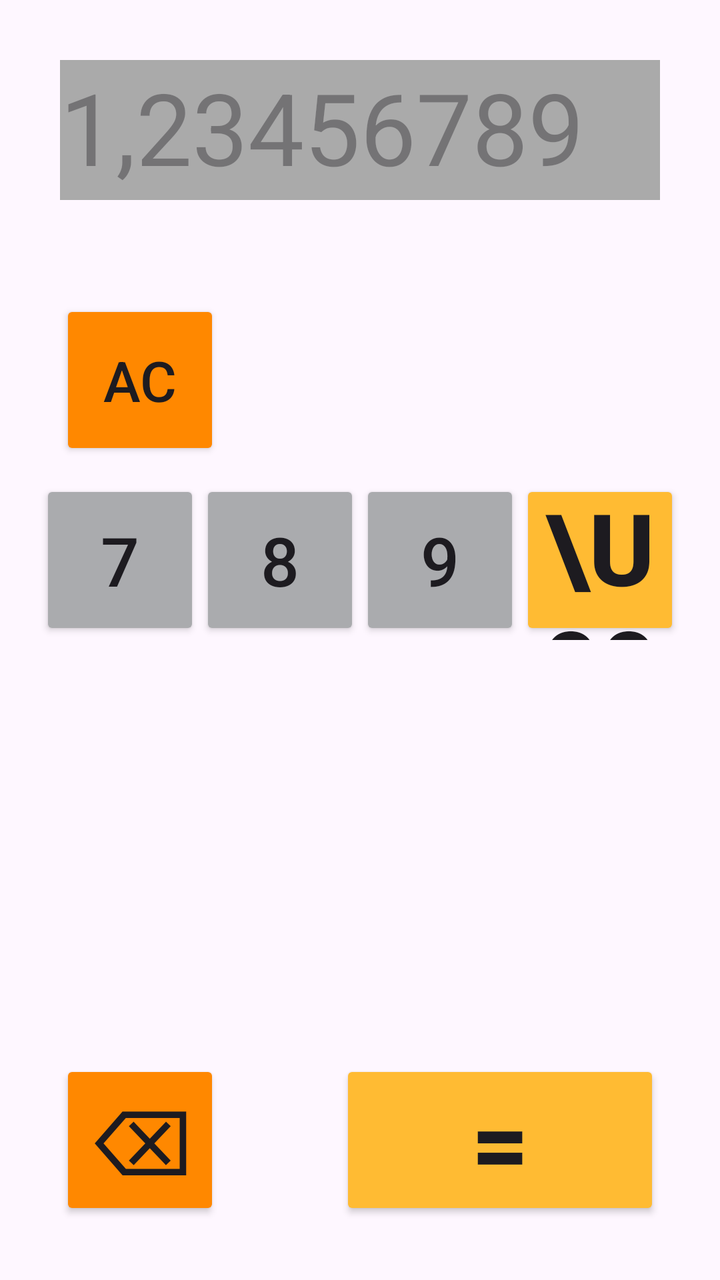
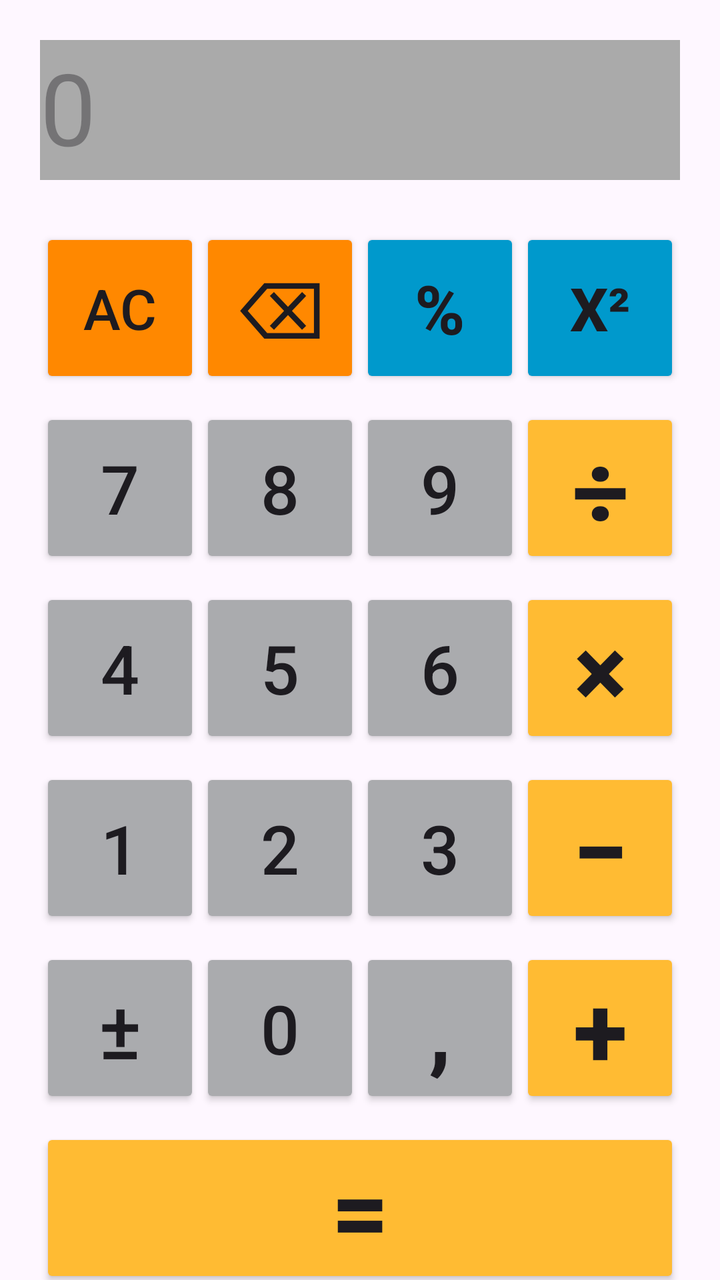

Before-and-after screenshots of an Android layout around one commit, followed by the original layout XML and the change that was made.
<!-- AndroidManifest.xml: application theme Theme.Calculadora26 -->
<!-- res/layout/activity_main.xml -->
<?xml version="1.0" encoding="utf-8"?>
<androidx.constraintlayout.widget.ConstraintLayout xmlns:android="http://schemas.android.com/apk/res/android"
    xmlns:app="http://schemas.android.com/apk/res-auto"
    xmlns:tools="http://schemas.android.com/tools"
    android:id="@+id/main"
    android:layout_width="match_parent"
    android:layout_height="match_parent"
    android:onClick="onClickNumero"
    tools:context=".MainActivity">

    <TextView
        android:id="@+id/tvVisor"
        android:layout_width="0dp"
        android:layout_height="70dp"
        android:layout_marginStart="30dp"
        android:layout_marginTop="30dp"
        android:layout_marginEnd="30dp"
        android:background="@android:color/darker_gray"
        android:textAlignment="textEnd"
        android:text="1,23456789"
        android:textSize="50sp"
        android:enabled="false"
        app:layout_constraintEnd_toEndOf="parent"
        app:layout_constraintStart_toStartOf="parent"
        app:layout_constraintTop_toTopOf="parent" />

    <Button
        android:id="@+id/bAC"
        android:layout_width="80dp"
        android:layout_height="80dp"
        android:layout_marginStart="30dp"
        android:layout_marginTop="50dp"
        android:backgroundTint="@android:color/holo_orange_dark"
        android:onClick="onClickAC"
        android:textSize="28sp"
        android:padding="0dp"
        android:text="AC"
        app:layout_constraintHorizontal_chainStyle="spread_inside"
        app:layout_constraintStart_toStartOf="parent"
        app:layout_constraintTop_toBottomOf="@+id/tvVisor" />

    
        <Button
            android:id="@+id/b7"
            android:layout_width="80dp"
            android:layout_height="80dp"
            android:layout_marginStart="30dp"
            android:layout_marginTop="10dp"
            android:backgroundTint="@color/material_dynamic_neutral70"
            android:onClick="onClickNumero"
            android:text="7"
            android:textSize="34sp"
            app:layout_constraintEnd_toStartOf="@+id/b8"
            app:layout_constraintHorizontal_chainStyle="spread_inside"
            app:layout_constraintStart_toStartOf="parent"
            app:layout_constraintTop_toBottomOf="@+id/bAC" />
            

    <Button
        android:id="@+id/b8"
        android:layout_width="80dp"
        android:layout_height="80dp"
        android:layout_marginTop="10dp"
        android:backgroundTint="@color/material_dynamic_neutral70"
        android:onClick="onClickNumero"
        android:text="8"
        android:textSize="34sp"
        app:layout_constraintEnd_toStartOf="@+id/b9"
        app:layout_constraintStart_toEndOf="@+id/b7"
        app:layout_constraintTop_toBottomOf="@+id/bAC" />

    <Button
        android:id="@+id/b9"
        android:layout_width="80dp"
        android:layout_height="80dp"
        android:layout_marginTop="10dp"
        android:backgroundTint="@color/material_dynamic_neutral70"
        android:onClick="onClickNumero"
        android:text="9"
        android:textSize="34sp"
        app:layout_constraintEnd_toStartOf="@+id/bMul"
        app:layout_constraintStart_toEndOf="@+id/b8"
        app:layout_constraintTop_toBottomOf="@+id/bAC" />

    <Button
        android:id="@+id/bMul"
        android:layout_width="80dp"
        android:layout_height="80dp"
        android:layout_marginTop="10dp"
        android:layout_marginEnd="30dp"
        android:backgroundTint="@android:color/holo_orange_light"
        android:onClick="onClickOperacao"
        android:padding="0dp"
        android:text="\u00D7"
        android:textSize="50sp"
        android:textStyle="bold"
        app:layout_constraintEnd_toEndOf="parent"
        app:layout_constraintStart_toEndOf="@+id/b9"
        app:layout_constraintTop_toBottomOf="@+id/bAC" />
        
        

    <Button
        android:id="@+id/bIgual"
        android:layout_width="160dp"
        android:layout_height="80dp"
        android:layout_marginEnd="30dp"
        android:layout_marginBottom="30dp"
        android:backgroundTint="@android:color/holo_orange_light"
        android:onClick="onClickIgual"
        android:padding="0dp"
        android:text="@string/btn_igual"
        android:textSize="50sp"
        android:textStyle="bold"
        app:layout_constraintBottom_toBottomOf="parent"
        app:layout_constraintEnd_toEndOf="parent" />

    <Button
        android:id="@+id/bBackSpace"
        android:layout_width="80dp"
        android:layout_height="80dp"
        android:layout_marginStart="30dp"
        android:layout_marginBottom="30dp"
        android:backgroundTint="@android:color/holo_orange_dark"
        android:onClick="onClickBackSpace"
        android:padding="0dp"
        android:text="@string/btn_backspace"
        android:textSize="46sp"
        app:layout_constraintBottom_toBottomOf="parent"
        app:layout_constraintStart_toStartOf="parent" />

</androidx.constraintlayout.widget.ConstraintLayout>
<!-- resources referenced by this layout -->
<resources>
  <string name="btn_backspace">⌫</string>
  <string name="btn_igual">=</string>
  <style name="Theme.Calculadora26" parent="Base.Theme.Calculadora26" />
  <style name="Base.Theme.Calculadora26" parent="Theme.Material3.DayNight.NoActionBar">
          
          
      </style>
</resources>

<!-- the commit's change to res/layout/activity_main.xml (unified diff, before → after) -->
@@ -5,56 +5,109 @@
     android:id="@+id/main"
     android:layout_width="match_parent"
     android:layout_height="match_parent"
-    android:onClick="onClickNumero"
     tools:context=".MainActivity">
 
+    
     <TextView
         android:id="@+id/tvVisor"
         android:layout_width="0dp"
         android:layout_height="70dp"
-        android:layout_marginStart="30dp"
-        android:layout_marginTop="30dp"
-        android:layout_marginEnd="30dp"
+        android:layout_marginStart="20dp"
+        android:layout_marginTop="20dp"
+        android:layout_marginEnd="20dp"
         android:background="@android:color/darker_gray"
+        android:enabled="false"
+        android:maxLines="1"
         android:textAlignment="textEnd"
-        android:text="1,23456789"
-        android:textSize="50sp"
-        android:enabled="false"
+        android:text="0"
+        android:textSize="50sp"
+        app:autoSizeTextType="uniform"
+        app:autoSizeMinTextSize="20sp"
+        app:autoSizeMaxTextSize="50sp"
         app:layout_constraintEnd_toEndOf="parent"
         app:layout_constraintStart_toStartOf="parent"
         app:layout_constraintTop_toTopOf="parent" />
-
+    
+
+    
     <Button
         android:id="@+id/bAC"
         android:layout_width="80dp"
         android:layout_height="80dp"
-        android:layout_marginStart="30dp"
-        android:layout_marginTop="50dp"
+        android:layout_marginStart="20dp"
+        android:layout_marginTop="24dp"
         android:backgroundTint="@android:color/holo_orange_dark"
         android:onClick="onClickAC"
+        android:padding="0dp"
+        android:text="@string/btn_ac"
         android:textSize="28sp"
-        android:padding="0dp"
-        android:text="AC"
+        app:layout_constraintEnd_toStartOf="@+id/bBackSpace"
         app:layout_constraintHorizontal_chainStyle="spread_inside"
         app:layout_constraintStart_toStartOf="parent"
         app:layout_constraintTop_toBottomOf="@+id/tvVisor" />
-
-    
-        <Button
-            android:id="@+id/b7"
-            android:layout_width="80dp"
-            android:layout_height="80dp"
-            android:layout_marginStart="30dp"
-            android:layout_marginTop="10dp"
-            android:backgroundTint="@color/material_dynamic_neutral70"
-            android:onClick="onClickNumero"
-            android:text="7"
-            android:textSize="34sp"
-            app:layout_constraintEnd_toStartOf="@+id/b8"
-            app:layout_constraintHorizontal_chainStyle="spread_inside"
-            app:layout_constraintStart_toStartOf="parent"
-            app:layout_constraintTop_toBottomOf="@+id/bAC" />
-            
+    
+
+    <Button
+        android:id="@+id/bBackSpace"
+        android:layout_width="80dp"
+        android:layout_height="80dp"
+        android:layout_marginTop="24dp"
+        android:backgroundTint="@android:color/holo_orange_dark"
+        android:onClick="onClickBackSpace"
+        android:padding="0dp"
+        android:text="@string/btn_backspace"
+        android:textSize="40sp"
+        app:layout_constraintEnd_toStartOf="@+id/bPorcento"
+        app:layout_constraintStart_toEndOf="@+id/bAC"
+        app:layout_constraintTop_toBottomOf="@+id/tvVisor" />
+
+    <Button
+        android:id="@+id/bPorcento"
+        android:layout_width="80dp"
+        android:layout_height="80dp"
+        android:layout_marginTop="24dp"
+        android:backgroundTint="@android:color/holo_blue_dark"
+        android:onClick="onClickOperacao"
+        android:padding="0dp"
+        android:text="@string/btn_porcento"
+        android:textSize="34sp"
+        android:textStyle="bold"
+        app:layout_constraintEnd_toStartOf="@+id/bQuadrado"
+        app:layout_constraintStart_toEndOf="@+id/bBackSpace"
+        app:layout_constraintTop_toBottomOf="@+id/tvVisor" />
+    
+
+    <Button
+        android:id="@+id/bQuadrado"
+        android:layout_width="80dp"
+        android:layout_height="80dp"
+        android:layout_marginTop="24dp"
+        android:layout_marginEnd="20dp"
+        android:backgroundTint="@android:color/holo_blue_dark"
+        android:onClick="onClickEspecialUnaria"
+        android:padding="0dp"
+        android:text="@string/btn_quadrado"
+        android:textSize="30sp"
+        android:textStyle="bold"
+        app:layout_constraintEnd_toEndOf="parent"
+        app:layout_constraintStart_toEndOf="@+id/bPorcento"
+        app:layout_constraintTop_toBottomOf="@+id/tvVisor" />
+
+    
+    <Button
+        android:id="@+id/b7"
+        android:layout_width="80dp"
+        android:layout_height="80dp"
+        android:layout_marginStart="20dp"
+        android:layout_marginTop="10dp"
+        android:backgroundTint="@color/material_dynamic_neutral70"
+        android:onClick="onClickNumero"
+        android:text="@string/btn_7"
+        android:textSize="34sp"
+        app:layout_constraintEnd_toStartOf="@+id/b8"
+        app:layout_constraintHorizontal_chainStyle="spread_inside"
+        app:layout_constraintStart_toStartOf="parent"
+        app:layout_constraintTop_toBottomOf="@+id/bAC" />
 
     <Button
         android:id="@+id/b8"
@@ -63,7 +116,7 @@
         android:layout_marginTop="10dp"
         android:backgroundTint="@color/material_dynamic_neutral70"
         android:onClick="onClickNumero"
-        android:text="8"
+        android:text="@string/btn_8"
         android:textSize="34sp"
         app:layout_constraintEnd_toStartOf="@+id/b9"
         app:layout_constraintStart_toEndOf="@+id/b7"
@@ -76,57 +129,222 @@
         android:layout_marginTop="10dp"
         android:backgroundTint="@color/material_dynamic_neutral70"
         android:onClick="onClickNumero"
-        android:text="9"
-        android:textSize="34sp"
-        app:layout_constraintEnd_toStartOf="@+id/bMul"
+        android:text="@string/btn_9"
+        android:textSize="34sp"
+        app:layout_constraintEnd_toStartOf="@+id/bDiv"
         app:layout_constraintStart_toEndOf="@+id/b8"
         app:layout_constraintTop_toBottomOf="@+id/bAC" />
 
     <Button
-        android:id="@+id/bMul"
-        android:layout_width="80dp"
-        android:layout_height="80dp"
-        android:layout_marginTop="10dp"
-        android:layout_marginEnd="30dp"
-        android:backgroundTint="@android:color/holo_orange_light"
-        android:onClick="onClickOperacao"
-        android:padding="0dp"
-        android:text="\u00D7"
+        android:id="@+id/bDiv"
+        android:layout_width="80dp"
+        android:layout_height="80dp"
+        android:layout_marginTop="10dp"
+        android:layout_marginEnd="20dp"
+        android:backgroundTint="@android:color/holo_orange_light"
+        android:onClick="onClickOperacao"
+        android:padding="0dp"
+        android:text="@string/btn_divisao"
         android:textSize="50sp"
         android:textStyle="bold"
         app:layout_constraintEnd_toEndOf="parent"
         app:layout_constraintStart_toEndOf="@+id/b9"
         app:layout_constraintTop_toBottomOf="@+id/bAC" />
-        
-        
-
+
+    
+    <Button
+        android:id="@+id/b4"
+        android:layout_width="80dp"
+        android:layout_height="80dp"
+        android:layout_marginStart="20dp"
+        android:layout_marginTop="10dp"
+        android:backgroundTint="@color/material_dynamic_neutral70"
+        android:onClick="onClickNumero"
+        android:text="@string/btn_4"
+        android:textSize="34sp"
+        app:layout_constraintEnd_toStartOf="@+id/b5"
+        app:layout_constraintHorizontal_chainStyle="spread_inside"
+        app:layout_constraintStart_toStartOf="parent"
+        app:layout_constraintTop_toBottomOf="@+id/b7" />
+
+    <Button
+        android:id="@+id/b5"
+        android:layout_width="80dp"
+        android:layout_height="80dp"
+        android:layout_marginTop="10dp"
+        android:backgroundTint="@color/material_dynamic_neutral70"
+        android:onClick="onClickNumero"
+        android:text="@string/btn_5"
+        android:textSize="34sp"
+        app:layout_constraintEnd_toStartOf="@+id/b6"
+        app:layout_constraintStart_toEndOf="@+id/b4"
+        app:layout_constraintTop_toBottomOf="@+id/b7" />
+
+    <Button
+        android:id="@+id/b6"
+        android:layout_width="80dp"
+        android:layout_height="80dp"
+        android:layout_marginTop="10dp"
+        android:backgroundTint="@color/material_dynamic_neutral70"
+        android:onClick="onClickNumero"
+        android:text="@string/btn_6"
+        android:textSize="34sp"
+        app:layout_constraintEnd_toStartOf="@+id/bMul"
+        app:layout_constraintStart_toEndOf="@+id/b5"
+        app:layout_constraintTop_toBottomOf="@+id/b7" />
+
+    <Button
+        android:id="@+id/bMul"
+        android:layout_width="80dp"
+        android:layout_height="80dp"
+        android:layout_marginTop="10dp"
+        android:layout_marginEnd="20dp"
+        android:backgroundTint="@android:color/holo_orange_light"
+        android:onClick="onClickOperacao"
+        android:padding="0dp"
+        android:text="@string/btn_multiplicacao"
+        android:textSize="50sp"
+        android:textStyle="bold"
+        app:layout_constraintEnd_toEndOf="parent"
+        app:layout_constraintStart_toEndOf="@+id/b6"
+        app:layout_constraintTop_toBottomOf="@+id/b7" />
+
+    
+    <Button
+        android:id="@+id/b1"
+        android:layout_width="80dp"
+        android:layout_height="80dp"
+        android:layout_marginStart="20dp"
+        android:layout_marginTop="10dp"
+        android:backgroundTint="@color/material_dynamic_neutral70"
+        android:onClick="onClickNumero"
+        android:text="@string/btn_1"
+        android:textSize="34sp"
+        app:layout_constraintEnd_toStartOf="@+id/b2"
+        app:layout_constraintHorizontal_chainStyle="spread_inside"
+        app:layout_constraintStart_toStartOf="parent"
+        app:layout_constraintTop_toBottomOf="@+id/b4" />
+
+    <Button
+        android:id="@+id/b2"
+        android:layout_width="80dp"
+        android:layout_height="80dp"
+        android:layout_marginTop="10dp"
+        android:backgroundTint="@color/material_dynamic_neutral70"
+        android:onClick="onClickNumero"
+        android:text="@string/btn_2"
+        android:textSize="34sp"
+        app:layout_constraintEnd_toStartOf="@+id/b3"
+        app:layout_constraintStart_toEndOf="@+id/b1"
+        app:layout_constraintTop_toBottomOf="@+id/b4" />
+
+    <Button
+        android:id="@+id/b3"
+        android:layout_width="80dp"
+        android:layout_height="80dp"
+        android:layout_marginTop="10dp"
+        android:backgroundTint="@color/material_dynamic_neutral70"
+        android:onClick="onClickNumero"
+        android:text="@string/btn_3"
+        android:textSize="34sp"
+        app:layout_constraintEnd_toStartOf="@+id/bSub"
+        app:layout_constraintStart_toEndOf="@+id/b2"
+        app:layout_constraintTop_toBottomOf="@+id/b4" />
+
+    <Button
+        android:id="@+id/bSub"
+        android:layout_width="80dp"
+        android:layout_height="80dp"
+        android:layout_marginTop="10dp"
+        android:layout_marginEnd="20dp"
+        android:backgroundTint="@android:color/holo_orange_light"
+        android:onClick="onClickOperacao"
+        android:padding="0dp"
+        android:text="@string/btn_subtracao"
+        android:textSize="50sp"
+        android:textStyle="bold"
+        app:layout_constraintEnd_toEndOf="parent"
+        app:layout_constraintStart_toEndOf="@+id/b3"
+        app:layout_constraintTop_toBottomOf="@+id/b4" />
+
+    
+    <Button
+        android:id="@+id/bSinal"
+        android:layout_width="80dp"
+        android:layout_height="80dp"
+        android:layout_marginStart="20dp"
+        android:layout_marginTop="10dp"
+        android:backgroundTint="@color/material_dynamic_neutral70"
+        android:onClick="onClickSinal"
+        android:padding="0dp"
+        android:text="@string/btn_sinal"
+        android:textSize="40sp"
+        app:layout_constraintEnd_toStartOf="@+id/b0"
+        app:layout_constraintHorizontal_chainStyle="spread_inside"
+        app:layout_constraintStart_toStartOf="parent"
+        app:layout_constraintTop_toBottomOf="@+id/b1" />
+
+    <Button
+        android:id="@+id/b0"
+        android:layout_width="80dp"
+        android:layout_height="80dp"
+        android:layout_marginTop="10dp"
+        android:backgroundTint="@color/material_dynamic_neutral70"
+        android:onClick="onClickNumero"
+        android:text="@string/btn_0"
+        android:textSize="34sp"
+        app:layout_constraintEnd_toStartOf="@+id/bVirgula"
+        app:layout_constraintStart_toEndOf="@+id/bSinal"
+        app:layout_constraintTop_toBottomOf="@+id/b1" />
+
+    <Button
+        android:id="@+id/bVirgula"
+        android:layout_width="80dp"
+        android:layout_height="80dp"
+        android:layout_marginTop="10dp"
+        android:backgroundTint="@color/material_dynamic_neutral70"
+        android:onClick="onClickVirgula"
+        android:padding="0dp"
+        android:text="@string/btn_virgula"
+        android:textSize="44sp"
+        android:textStyle="bold"
+        app:layout_constraintEnd_toStartOf="@+id/bSoma"
+        app:layout_constraintStart_toEndOf="@+id/b0"
+        app:layout_constraintTop_toBottomOf="@+id/b1" />
+
+    <Button
+        android:id="@+id/bSoma"
+        android:layout_width="80dp"
+        android:layout_height="80dp"
+        android:layout_marginTop="10dp"
+        android:layout_marginEnd="20dp"
+        android:backgroundTint="@android:color/holo_orange_light"
+        android:onClick="onClickOperacao"
+        android:padding="0dp"
+        android:text="@string/btn_soma"
+        android:textSize="50sp"
+        android:textStyle="bold"
+        app:layout_constraintEnd_toEndOf="parent"
+        app:layout_constraintStart_toEndOf="@+id/bVirgula"
+        app:layout_constraintTop_toBottomOf="@+id/b1" />
+
+    
     <Button
         android:id="@+id/bIgual"
-        android:layout_width="160dp"
-        android:layout_height="80dp"
-        android:layout_marginEnd="30dp"
-        android:layout_marginBottom="30dp"
+        android:layout_width="0dp"
+        android:layout_height="80dp"
+        android:layout_marginStart="20dp"
+        android:layout_marginTop="10dp"
+        android:layout_marginEnd="20dp"
         android:backgroundTint="@android:color/holo_orange_light"
         android:onClick="onClickIgual"
         android:padding="0dp"
         android:text="@string/btn_igual"
         android:textSize="50sp"
         android:textStyle="bold"
-        app:layout_constraintBottom_toBottomOf="parent"
-        app:layout_constraintEnd_toEndOf="parent" />
-
-    <Button
-        android:id="@+id/bBackSpace"
-        android:layout_width="80dp"
-        android:layout_height="80dp"
-        android:layout_marginStart="30dp"
-        android:layout_marginBottom="30dp"
-        android:backgroundTint="@android:color/holo_orange_dark"
-        android:onClick="onClickBackSpace"
-        android:padding="0dp"
-        android:text="@string/btn_backspace"
-        android:textSize="46sp"
-        app:layout_constraintBottom_toBottomOf="parent"
-        app:layout_constraintStart_toStartOf="parent" />
+        app:layout_constraintEnd_toEndOf="parent"
+        app:layout_constraintStart_toStartOf="parent"
+        app:layout_constraintTop_toBottomOf="@+id/bSinal" />
+    
 
 </androidx.constraintlayout.widget.ConstraintLayout>
<!-- resource entries referenced after the edit -->
@@ -1,7 +1,26 @@
 <!-- resources referenced by this layout -->
 <resources>
+  <string name="btn_0">0</string>
+  <string name="btn_1">1</string>
+  <string name="btn_2">2</string>
+  <string name="btn_3">3</string>
+  <string name="btn_4">4</string>
+  <string name="btn_5">5</string>
+  <string name="btn_6">6</string>
+  <string name="btn_7">7</string>
+  <string name="btn_8">8</string>
+  <string name="btn_9">9</string>
+  <string name="btn_ac">AC</string>
   <string name="btn_backspace">⌫</string>
+  <string name="btn_divisao">÷</string>
   <string name="btn_igual">=</string>
+  <string name="btn_multiplicacao">×</string>
+  <string name="btn_porcento">%</string>
+  <string name="btn_quadrado">x²</string>
+  <string name="btn_sinal">±</string>
+  <string name="btn_soma">+</string>
+  <string name="btn_subtracao">−</string>
+  <string name="btn_virgula">,</string>
   <style name="Theme.Calculadora26" parent="Base.Theme.Calculadora26" />
   <style name="Base.Theme.Calculadora26" parent="Theme.Material3.DayNight.NoActionBar">
           
